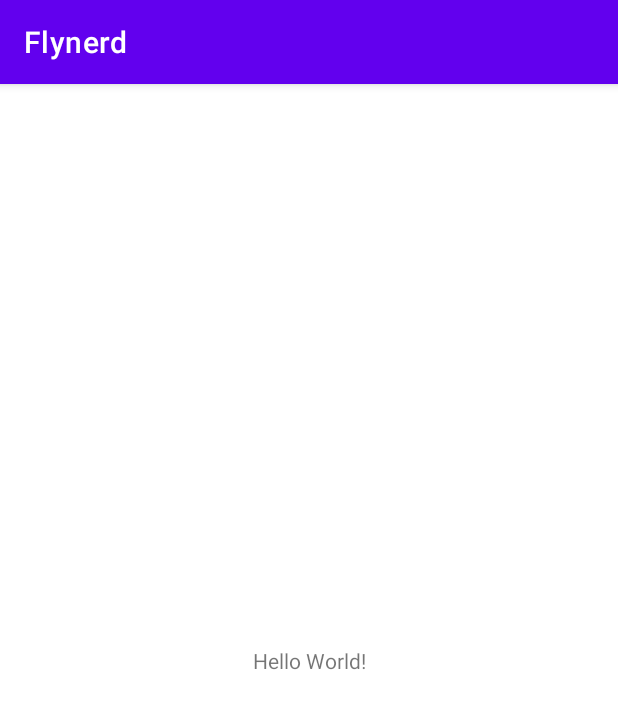
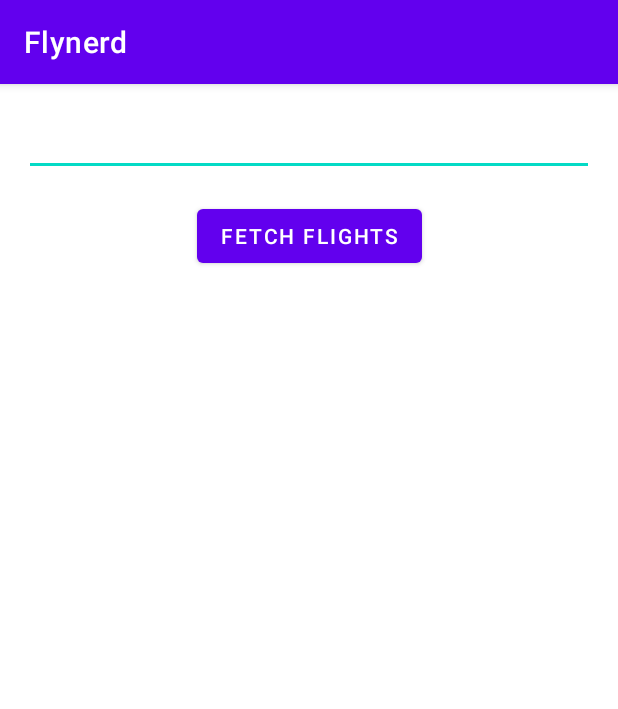
Before and after one commit to KaiBytes/App_FlyNerd, an Android app: the screen it shows after launch (MainActivity), on a phone screen of 412 x 824 dp. Shown: the top 709 px of the screen. Run offline under Robolectric (Android 15) with nearby library versions, the phone set to English and light mode, and no system bars.

Commit message:
normalize flight id and throw exception with message if invalid

```diff
--- a/app/src/main/java/no/uio/in2000/team16/flynerd/MainActivity.kt
+++ b/app/src/main/java/no/uio/in2000/team16/flynerd/MainActivity.kt
@@ -2,6 +2,10 @@ package no.uio.in2000.team16.flynerd
 
 import android.os.Bundle
 import android.util.Log
+import android.view.View
+import android.widget.Button
+import android.widget.EditText
+import android.widget.Toast
 import androidx.appcompat.app.AppCompatActivity
 import kotlinx.coroutines.Dispatchers
 import kotlinx.coroutines.runBlocking
@@ -10,7 +14,7 @@ import okhttp3.HttpUrl
 import java.time.LocalDate
 
 class MainActivity : AppCompatActivity() {
-    private val baseUrl = "https://api.flightstats.com/flex/flightstatus/rest/"
+    private val baseUrl = HttpUrl.get("https://api.flightstats.com/flex/flightstatus/rest/")
     private val appId = "" //  USE YOUR OWN API-ID FROM YOUR SIGN UP ACCOUNT
     private val appKey = "" //  USE YOUR OWN API-ID FROM YOUR SIGN UP ACCOUNT
 
@@ -18,28 +22,34 @@ class MainActivity : AppCompatActivity() {
         super.onCreate(savedInstanceState)
         setContentView(R.layout.activity_main)
 
+        findViewById<Button>(R.id.flights_fetch).setOnClickListener(this::onFlightsFetch)
+    }
+
+    private fun onFlightsFetch(view: View) {
         // input the flight number as string
-        val flightNumberStr = "AA100"
+        val flightNumberStr = findViewById<EditText>(R.id.flight_id_input).text
         val date = LocalDate.now().plusDays(0)
 
-        // checking if the flight number is valid and use the flight number, else exit the system if
-        // flight number is not valid
-        val flightId = FlightId.parse(flightNumberStr)
-        if (flightId == null) {
-            Log.i(TAG, "The flight number is invalid")
+        // check if the flight number is valid and use the flight number, else show toast
+        val flightId = try {
+            FlightId.parse(flightNumberStr)
+        } catch (e: IllegalArgumentException) {
+            Toast.makeText(this, e.localizedMessage ?: "$e", Toast.LENGTH_LONG).show()
             return
         }
 
         val repository = FlightStatusRepository(baseUrl, appId, appKey)
 
-        //using couroutinScope & feul make http requsting and get data from flight API provider as json format
+        // get data from repository and print it to log, show toast on error
         runBlocking(Dispatchers.IO) {
-            try {
-                val flights = repository.byFlightIdArrivingOn(flightId, date)
-                Log.i(TAG, "$flights")
+            val flights: List<Flight> = try {
+                repository.byFlightIdArrivingOn(flightId, date)
             } catch (e: Exception) {
-                Log.i(TAG, "$e")
+                Toast.makeText(this@MainActivity, e.localizedMessage ?: "$e", Toast.LENGTH_LONG)
+                    .show()
+                return@runBlocking
             }
+            Log.i(TAG, "flights: $flights")
         }
     }
 
--- a/app/src/main/res/layout/activity_main.xml
+++ b/app/src/main/res/layout/activity_main.xml
@@ -6,13 +6,29 @@
     android:layout_height="match_parent"
     tools:context=".MainActivity">
 
-    <TextView
+    <EditText
+        android:id="@+id/flight_id_input"
+        android:layout_width="0dp"
+        android:layout_height="wrap_content"
+        android:layout_marginStart="16dp"
+        android:layout_marginTop="16dp"
+        android:layout_marginEnd="16dp"
+        android:autofillHints=""
+        android:inputType="text"
+        app:layout_constraintEnd_toEndOf="parent"
+        app:layout_constraintStart_toStartOf="parent"
+        app:layout_constraintTop_toTopOf="parent" />
+
+    <Button
+        android:id="@+id/flights_fetch"
         android:layout_width="wrap_content"
         android:layout_height="wrap_content"
-        android:text="Hello World!"
-        app:layout_constraintBottom_toBottomOf="parent"
-        app:layout_constraintLeft_toLeftOf="parent"
-        app:layout_constraintRight_toRightOf="parent"
-        app:layout_constraintTop_toTopOf="parent" />
+        android:layout_marginLeft="16dp"
+        android:layout_marginTop="16dp"
+        android:layout_marginRight="16dp"
+        android:text="fetch flights"
+        app:layout_constraintEnd_toEndOf="parent"
+        app:layout_constraintStart_toStartOf="parent"
+        app:layout_constraintTop_toBottomOf="@id/flight_id_input" />
 
 </androidx.constraintlayout.widget.ConstraintLayout>
```
Also changed, not shown: app/src/main/java/no/uio/in2000/team16/flynerd/Flight.kt (+23 -3 lines).
